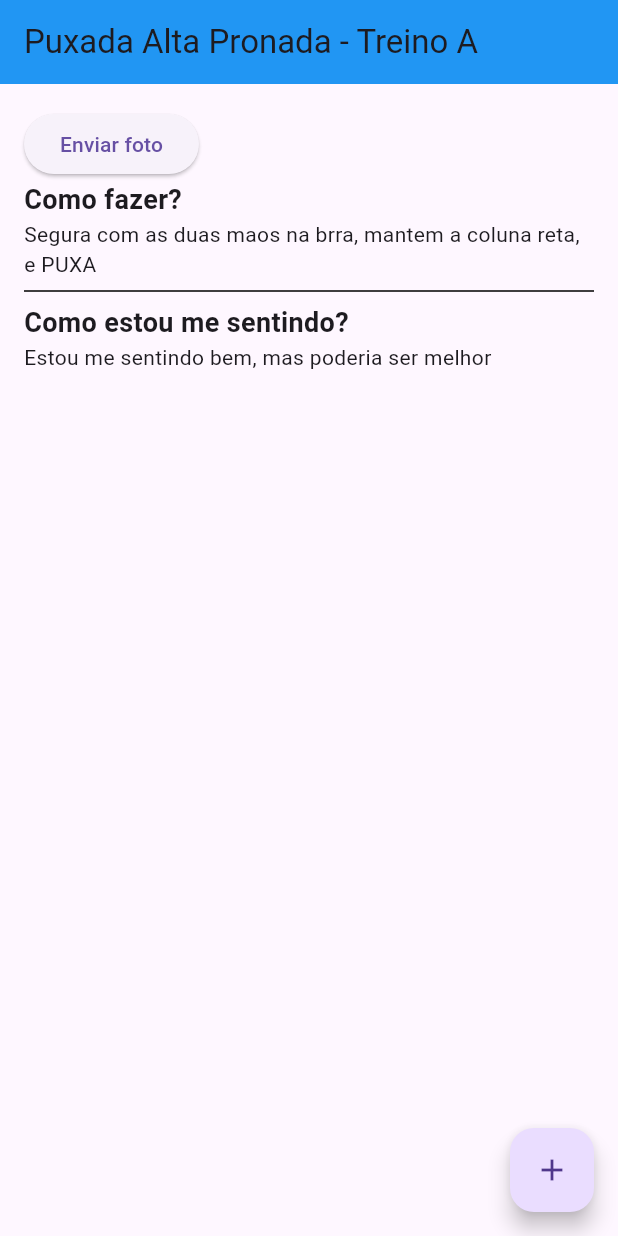
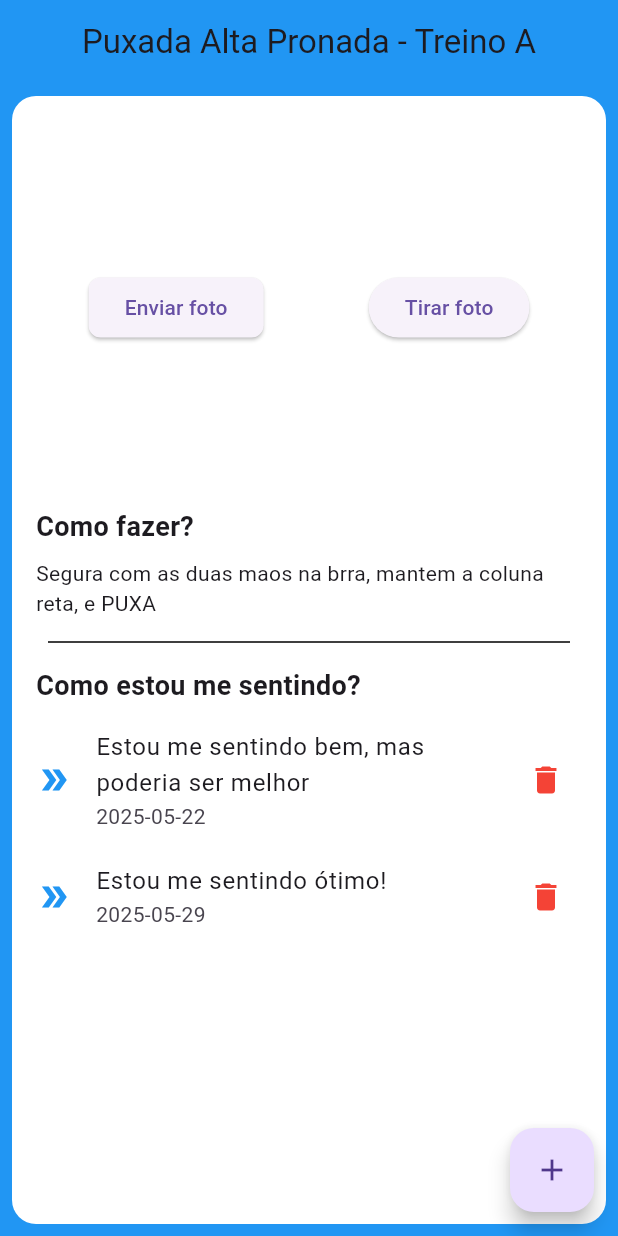
Before and after one commit to giovaniocan/gym_app_flutter_project, a Flutter app: the screen it shows after launch, on a phone screen of 412 x 824 dp. Run offline on Flutter 3.47's test engine with Material 3 defaults, Android fonts, the phone set to English and light mode, and no system bars.

Commit message:
feat: enhance ExerciceScreen with dynamic content and improved layout css

```diff
--- a/lib/main.dart
+++ b/lib/main.dart
@@ -10,7 +10,7 @@ class MyApp extends StatelessWidget {
 
   @override
   Widget build(BuildContext context) {
-    return const MaterialApp(
+    return MaterialApp(
       home: ExerciceScreen(),
     );
   }
--- a/lib/screens/exercice_screen.dart
+++ b/lib/screens/exercice_screen.dart
@@ -1,13 +1,37 @@
 import 'package:flutter/material.dart';
+import 'package:flutter_project_1/models/exercice_model.dart';
+import 'package:flutter_project_1/models/sentimento_model.dart';
 
 class ExerciceScreen extends StatelessWidget {
-  const ExerciceScreen({super.key});
+  ExerciceScreen({super.key});
+
+  final ExerciceModel exercicioModelo = ExerciceModel(
+    id: "1",
+    nome: "Puxada Alta Pronada",
+    treino: "Treino A",
+    comoFazer: "Segura com as duas maos na brra, mantem a coluna reta, e PUXA",
+  );
+
+  final List<SentimentoModelo> listaSentimentos = [
+    SentimentoModelo(
+      id: "1",
+      sentindo: "Estou me sentindo bem, mas poderia ser melhor",
+      data: "2025-05-22",
+    ),
+    SentimentoModelo(
+      id: "2",
+      sentindo: "Estou me sentindo ótimo!",
+      data: "2025-05-29",
+    )
+  ];
 
   @override
   Widget build(BuildContext context) {
     return Scaffold(
+      backgroundColor: Colors.blue,
       appBar: AppBar(
-        title: const Text('Puxada Alta Pronada - Treino A'),
+        title: Text("${exercicioModelo.nome} - ${exercicioModelo.treino}"),
+        centerTitle: true,
         backgroundColor: Colors.blue,
       ),
       floatingActionButton: FloatingActionButton(
@@ -16,14 +40,36 @@ class ExerciceScreen extends StatelessWidget {
         },
         child: const Icon(Icons.add),
       ),
-      body: Padding(
+      body: Container(
+        margin: const EdgeInsets.all(8.0),
         padding: const EdgeInsets.all(16.0),
-        child: Column(
-          crossAxisAlignment: CrossAxisAlignment.start,
+        decoration: BoxDecoration(
+          color: Colors.white,
+          borderRadius: BorderRadius.circular(16),
+        ),
+        child: ListView(
           children: [
-            ElevatedButton(
-              onPressed: () {},
-              child: const Text("Enviar foto"),
+            SizedBox(
+              height: 250,
+              child: Row(
+                mainAxisAlignment: MainAxisAlignment.spaceAround,
+                children: [
+                  ElevatedButton(
+                    onPressed: () {},
+                    style: ElevatedButton.styleFrom(
+                      shape: RoundedRectangleBorder(
+                        borderRadius: BorderRadius.circular(8),
+                      ),
+                    ),
+                    child: const Text("Enviar foto"),
+                  ),
+                  ElevatedButton(
+                      onPressed: () {}, child: const Text("Tirar foto")),
+                ],
+              ),
+            ),
+            const SizedBox(
+              height: 8,
             ),
             const Text(
               "Como fazer?",
@@ -32,11 +78,15 @@ class ExerciceScreen extends StatelessWidget {
                 fontSize: 18,
               ),
             ),
-            const Text(
-                "Segura com as duas maos na brra, mantem a coluna reta, e PUXA"),
-            const Divider(
-              color: Colors.black,
-              thickness: 1,
+            const SizedBox(
+              height: 8,
+            ),
+            Text(exercicioModelo.comoFazer),
+            const Padding(
+              padding: EdgeInsets.all(8.0),
+              child: Divider(
+                color: Colors.black,
+              ),
             ),
             const Text(
               "Como estou me sentindo?",
@@ -45,7 +95,30 @@ class ExerciceScreen extends StatelessWidget {
                 fontSize: 18,
               ),
             ),
-            const Text("Estou me sentindo bem, mas poderia ser melhor"),
+            const SizedBox(
+              height: 8,
+            ),
+            Column(
+              crossAxisAlignment: CrossAxisAlignment.start,
+              children: List.generate(listaSentimentos.length, (index) {
+                SentimentoModelo sentimentoAgora = listaSentimentos[index];
+                return ListTile(
+                  contentPadding: EdgeInsets.zero,
+                  title: Text(sentimentoAgora.sentindo),
+                  subtitle: Text(sentimentoAgora.data),
+                  leading: const Icon(
+                    Icons.double_arrow,
+                    color: Colors.blue,
+                  ),
+                  trailing: IconButton(
+                    icon: const Icon(Icons.delete, color: Colors.red),
+                    onPressed: () {
+                      print("Deletar sentimento ${sentimentoAgora.sentindo}");
+                    },
+                  ),
+                );
+              }),
+            )
           ],
         ),
       ),
```
